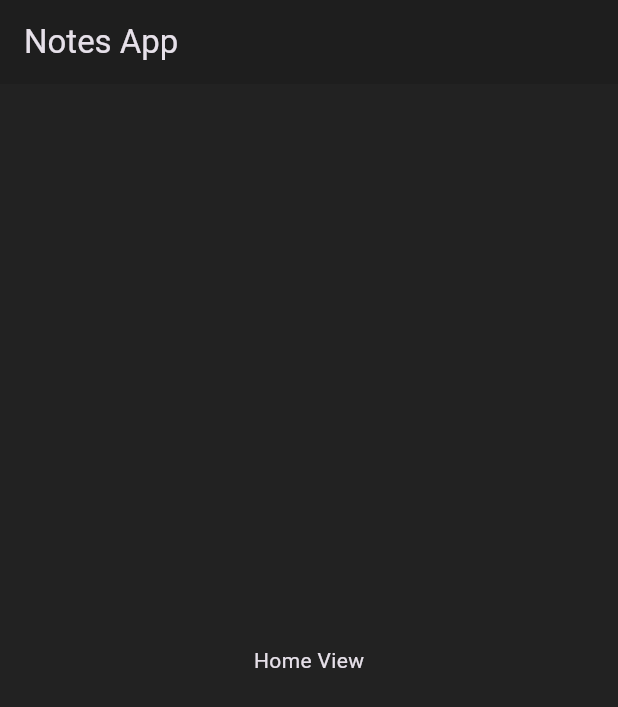
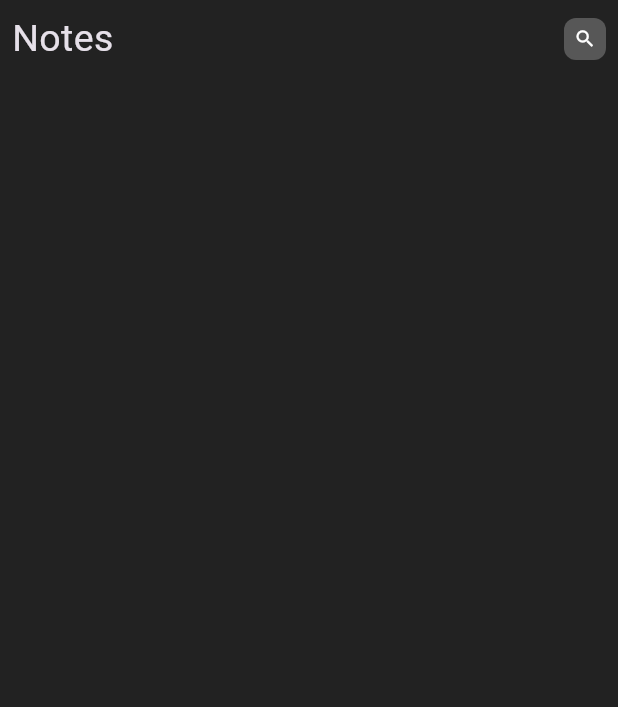
Before and after one commit to AbdoGamal0/notes_app, a Flutter app: the screen it shows after launch, on a phone screen of 412 x 824 dp. Shown: the top 707 px of the screen. Run offline on Flutter 3.47's test engine with Material 3 defaults, Android fonts, the phone set to English and light mode, and no system bars.

Commit message:
build custom app bar and custom search icon

```diff
--- a/lib/views/home_view.dart
+++ b/lib/views/home_view.dart
@@ -1,4 +1,5 @@
 import 'package:flutter/material.dart';
+import 'package:notes_app/views/widgets/notes_view_body.dart';
 
 class HomeView extends StatelessWidget {
   const HomeView({super.key});
@@ -6,11 +7,7 @@ class HomeView extends StatelessWidget {
   @override
   Widget build(BuildContext context) {
     return Scaffold(
-      appBar: AppBar(
-          title: const Text('Notes App'), backgroundColor: Colors.black12),
-      body: const Center(
-        child: Text('Home View'),
-      ),
+      body: NotesViewBody(),
     );
   }
 }
--- /dev/null
+++ b/lib/views/widgets/custom_app_bar.dart
@@ -0,0 +1,23 @@
+import 'package:flutter/material.dart';
+
+import 'custom_search_icon.dart';
+
+class CustomAppBar extends StatelessWidget {
+  const CustomAppBar({
+    super.key,
+  });
+
+  @override
+  Widget build(BuildContext context) {
+    return Row(
+      children: [
+        Text(
+          'Notes',
+          style: TextStyle(fontSize: 25),
+        ),
+        Spacer(),
+        CustomSearchIcon()
+      ],
+    );
+  }
+}
--- /dev/null
+++ b/lib/views/widgets/custom_search_icon.dart
@@ -0,0 +1,23 @@
+import 'package:flutter/material.dart';
+
+class CustomSearchIcon extends StatelessWidget {
+  const CustomSearchIcon({
+    super.key,
+  });
+
+  @override
+  Widget build(BuildContext context) {
+    return Container(
+      width: 28,
+      height: 28,
+      decoration: BoxDecoration(
+        color: Colors.white24,
+        borderRadius: BorderRadius.circular(8),
+      ),
+      child: Icon(
+        Icons.search,
+        size: 15,
+      ),
+    );
+  }
+}
--- /dev/null
+++ b/lib/views/widgets/notes_view_body.dart
@@ -0,0 +1,22 @@
+import 'package:flutter/material.dart';
+
+import 'custom_app_bar.dart';
+
+class NotesViewBody extends StatelessWidget {
+  const NotesViewBody({
+    super.key,
+  });
+
+  @override
+  Widget build(BuildContext context) {
+    return Padding(
+      padding: const EdgeInsets.symmetric(horizontal: 8),
+      child: Column(
+        children: [
+          SizedBox(height: 8),
+          CustomAppBar(),
+        ],
+      ),
+    );
+  }
+}
```
